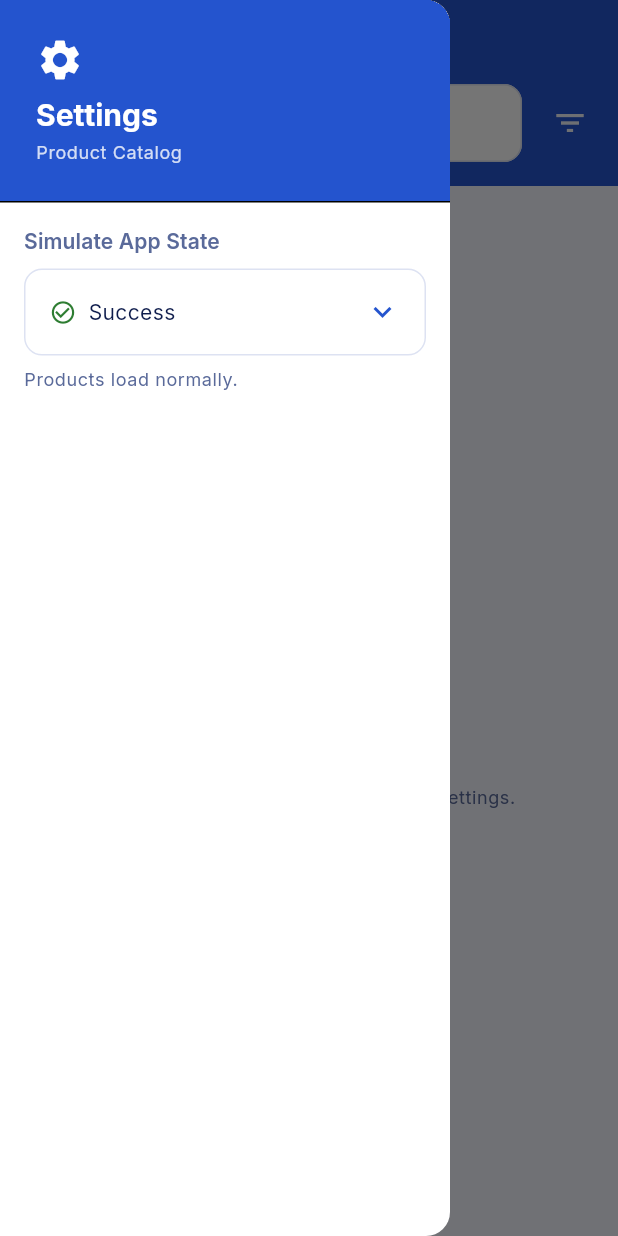
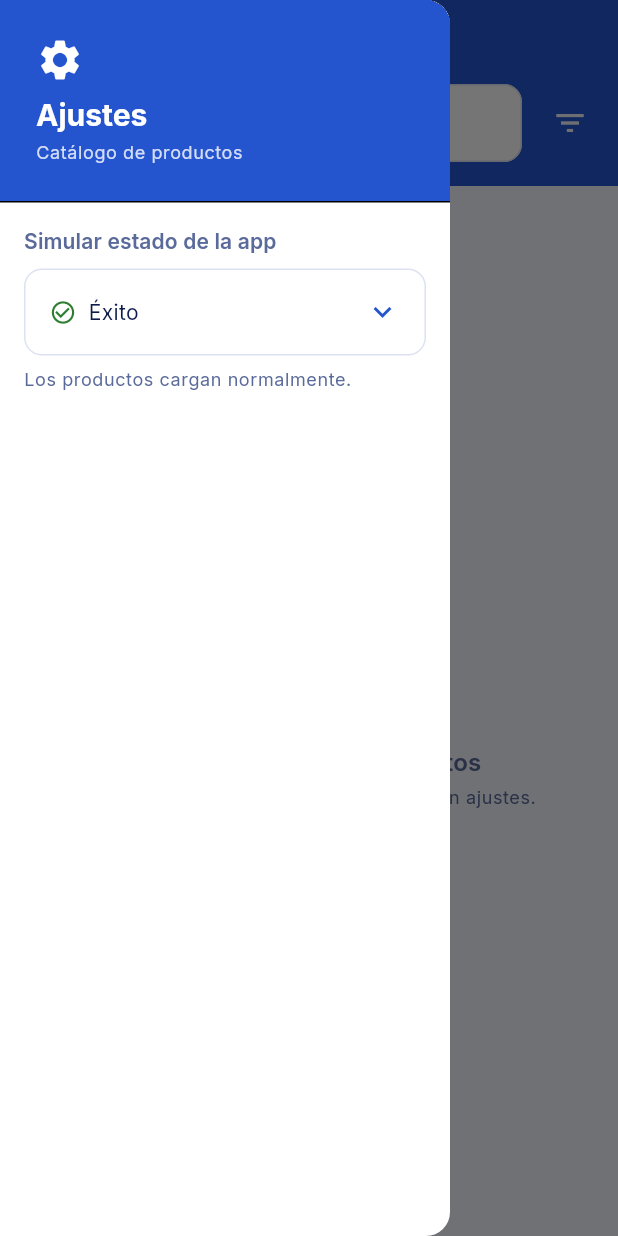
Before and after one commit to ahguerra93/product_catalog_test, a Flutter app: the _ProductListView screen opened directly, with the side drawer open, on a phone screen of 412 x 824 dp. Run offline on Flutter 3.47's test engine with Material 3 defaults, Android fonts, the phone set to English and light mode, and no system bars; our stand-ins replace flutter_bloc, freezed_annotation, get_it, go_router, google_fonts, hive and 5 more; missing offline and left inert: faker_dart; accounts and stored records are empty.

Commit message:
feat: Add Spanish localization support and update UI strings

```diff
--- a/lib/common/app_dimens.dart
+++ b/lib/common/app_dimens.dart
@@ -16,6 +16,7 @@ abstract final class AppDimens {
   // Card / layout
   static const double productCardHeight = 260.0;
   static const double productCardContentHeight = 130.0;
+  static const double productCardContentWidth = 200.0;
   static const double productImageHeight = 140.0;
   static const double productDetailBannerHeight = 320.0;
   static const double searchBarHeight = 52.0;
--- /dev/null
+++ b/lib/common/app_strings.dart
@@ -0,0 +1,90 @@
+/// Central class for all app text strings (in Spanish).
+/// Every user-visible string must come from here.
+class AppStrings {
+  const AppStrings._();
+
+  // ─── App ────────────────────────────────────────────────────────────────────
+  static const appName = 'Catálogo de productos';
+
+  // ─── Common ─────────────────────────────────────────────────────────────────
+  static const retry = 'Reintentar';
+  static const goBack = 'Volver';
+  static const back = 'Volver';
+  static const clearAll = 'Limpiar todo';
+  static const clearChip = 'Limpiar';
+  static const skuPrefix = 'SKU';
+
+  // ─── Product List ────────────────────────────────────────────────────────────
+  static const productListTitle = 'Catálogo de productos';
+  static const settingsTooltip = 'Ajustes';
+  static const searchHint = 'Buscar por nombre o SKU…';
+  static const filtersTooltip = 'Filtros';
+  static const noProductsFound = 'No se encontraron productos';
+  static const noProductsSubtitle = 'Intenta cambiar el modo de simulación en ajustes.';
+  static const inStockChip = 'En stock';
+
+  // ─── Filter Bottom Sheet ─────────────────────────────────────────────────────
+  static const filtersTitle = 'Filtros';
+  static const filtersCategory = 'Filtros';
+  static const orderByCategory = 'Ordenar por';
+  static const priceRangeCategory = 'Rango de precio';
+  static const availabilityCategory = 'Disponibilidad';
+  static const inStockOnly = 'Solo en stock';
+  static const sortTypeCategory = 'Tipo de orden';
+  static const orderCategory = 'Orden';
+  static const applyFilters = 'Aplicar filtros';
+
+  // ─── Product Card ────────────────────────────────────────────────────────────
+  static const outOfStock = 'Sin stock';
+  static String stockCount(int stock) => 'Stock: $stock';
+
+  // ─── Product Detail ──────────────────────────────────────────────────────────
+  static const backTooltip = 'Volver';
+  static const shareProductTooltip = 'Compartir producto';
+  static const productDetailTitle = 'Detalle del producto';
+  static const productNotFound = 'Producto no encontrado.';
+  static const stockLabel = 'Stock';
+  static String stockUnits(int stock) => '$stock unidades';
+  static const availableStatus = 'Disponible – listo para enviar';
+  static const unavailableStatus = 'Actualmente no disponible';
+  static const priceLabel = 'Precio';
+  static const currencyFormLabel = 'Moneda';
+  static const priceMustBePositive = 'El precio debe ser mayor a 0';
+  static const pleaseSelectCurrency = 'Por favor selecciona una moneda';
+  static const productUpdatedSuccess = 'Producto actualizado exitosamente';
+  static const updateProduct = 'Actualizar producto';
+
+  // ─── Settings Drawer ─────────────────────────────────────────────────────────
+  static const settings = 'Ajustes';
+  static const settingsSubtitle = 'Catálogo de productos';
+  static const simulateAppState = 'Simular estado de la app';
+  static const simulationSuccess = 'Éxito';
+  static const simulationEmpty = 'Vacío';
+  static const simulationError = 'Error';
+  static const simulationSuccessDesc = 'Los productos cargan normalmente.';
+  static const simulationEmptyDesc = 'Simula una lista de productos vacía.';
+  static const simulationErrorDesc = 'Simula un error de red o de datos.';
+
+  // ─── Startup ─────────────────────────────────────────────────────────────────
+  static const failedToInitialize = 'Error al inicializar la app';
+
+  // ─── Error View ──────────────────────────────────────────────────────────────
+  static const somethingWentWrong = 'Algo salió mal';
+
+  // ─── Share ───────────────────────────────────────────────────────────────────
+  static String shareProductText({
+    required String name,
+    required String price,
+    required String sku,
+  }) =>
+      'Nombre: $name\nPrecio: $price\nSKU: $sku';
+
+  // ─── Sort Type Labels ────────────────────────────────────────────────────────
+  static const sortByPrice = 'Precio';
+  static const sortByName = 'Nombre';
+  static const sortBySku = 'SKU';
+
+  // ─── Order By Labels ─────────────────────────────────────────────────────────
+  static const ascending = 'Ascendente';
+  static const descending = 'Descendente';
+}
--- a/lib/features/product_list/presentation/pages/product_list_page.dart
+++ b/lib/features/product_list/presentation/pages/product_list_page.dart
@@ -1,6 +1,7 @@
 import 'package:flutter/material.dart';
 import 'package:flutter_bloc/flutter_bloc.dart';
 import 'package:go_router/go_router.dart';
+import 'package:product_catalog_test/common/app_strings.dart';
 import 'package:product_catalog_test/features/product_list/presentation/widgets/filter_bottom_sheet.dart';
 import 'package:product_catalog_test/shared/data/datasources/product_datasource.dart';
 import 'package:product_catalog_test/shared/domain/entities/product_entity.dart';
@@ -79,11 +80,11 @@ class _ProductListViewState extends State<_ProductListView> {
   Widget build(BuildContext context) {
     return Scaffold(
       appBar: AppBar(
-        title: const Text('Product Catalog'),
+        title: Text(AppStrings.productListTitle),
         leading: Builder(
           builder: (ctx) => IconButton(
             icon: const Icon(Icons.menu),
-            tooltip: 'Settings',
+            tooltip: AppStrings.settingsTooltip,
             onPressed: () => Scaffold.of(ctx).openDrawer(),
           ),
         ),
@@ -180,7 +181,7 @@ class _SearchBar extends StatelessWidget {
               controller: controller,
               onChanged: (query) => context.read<ProductListBloc>().add(SearchProductsEvent(query: query)),
               decoration: InputDecoration(
-                hintText: 'Search by name or SKU…',
+                hintText: AppStrings.searchHint,
                 hintStyle: Theme.of(context).textTheme.bodyMedium!.copyWith(color: context.colors.textSecondary),
                 prefixIcon: Icon(Icons.search, color: context.colors.textSecondary),
                 suffixIcon: ValueListenableBuilder<TextEditingValue>(
@@ -207,7 +208,7 @@ class _SearchBar extends StatelessWidget {
                   Icons.filter_list,
                   color: hasActiveFilters ? context.colors.background : context.colors.surfaceSoft,
                 ),
-                tooltip: 'Filters',
+                tooltip: AppStrings.filtersTooltip,
                 onPressed: () async {
                   final filter = await FilterBottomSheet.show(context, initialFilter: currentFilter);
                   if (filter != null) {
@@ -259,8 +260,8 @@ class _GridView extends StatelessWidget {
       child: GridView.builder(
         controller: scrollController,
         padding: const EdgeInsets.all(AppDimens.spacingMd),
-        gridDelegate: const SliverGridDelegateWithFixedCrossAxisCount(
-          crossAxisCount: 2,
+        gridDelegate: const SliverGridDelegateWithMaxCrossAxisExtent(
+          maxCrossAxisExtent: AppDimens.productCardContentWidth,
           crossAxisSpacing: AppDimens.spacingMd,
           mainAxisSpacing: AppDimens.spacingMd,
           childAspectRatio: 0.68,
@@ -309,12 +310,12 @@ class _EmptyView extends StatelessWidget {
           Icon(Icons.inbox_outlined, size: 72, color: context.colors.textSecondary),
           const SizedBox(height: AppDimens.spacingMd),
           Text(
-            'No products found',
+            AppStrings.noProductsFound,
             style: Theme.of(context).textTheme.titleMedium!.copyWith(color: context.colors.textSecondary),
           ),
           const SizedBox(height: AppDimens.spacingXs),
           Text(
-            'Try changing the simulation mode in settings.',
+            AppStrings.noProductsSubtitle,
             style: Theme.of(context).textTheme.bodySmall!.copyWith(color: context.colors.textSecondary),
           ),
         ],
@@ -363,7 +364,7 @@ class _ActiveFiltersChips extends StatelessWidget {
               ),
             // In Stock chip
             if (filter!.inStockOnly)
-              FilterOptionChip(label: 'In Stock', isSelected: true, onTap: () {}, showCheckmark: false),
+              FilterOptionChip(label: AppStrings.inStockChip, isSelected: true, onTap: () {}, showCheckmark: false),
             // Sorting chip
             if (filter!.sorting != null)
               FilterOptionChip(
--- a/lib/features/product_list/presentation/widgets/filter_chips.dart
+++ b/lib/features/product_list/presentation/widgets/filter_chips.dart
@@ -1,5 +1,6 @@
 import 'package:flutter/material.dart';
 import '../../../../app_colors.dart';
+import '../../../../common/app_strings.dart';
 import '../../../../common/app_dimens.dart';
 
 /// Reusable filter chip for displaying filter options
@@ -50,7 +51,7 @@ class ClearFilterChip extends StatelessWidget {
         spacing: AppDimens.spacingXs,
         children: [
           Icon(Icons.close, size: 16, color: context.colors.error),
-          Text('Clear', style: TextStyle(color: context.colors.error)),
+          Text(AppStrings.clearChip, style: TextStyle(color: context.colors.error)),
         ],
       ),
       onSelected: (_) => onTap(),
--- a/lib/features/product_list/presentation/widgets/product_card.dart
+++ b/lib/features/product_list/presentation/widgets/product_card.dart
@@ -1,4 +1,5 @@
 import 'package:flutter/material.dart';
+import 'package:product_catalog_test/common/app_strings.dart';
 import 'package:product_catalog_test/shared/presentation/widgets/ripple_effect_widget.dart';
 import 'package:product_catalog_test/shared/utils/share_handler.dart';
 
@@ -49,7 +50,7 @@ class ProductCard extends StatelessWidget {
                           ),
 
                           Text(
-                            'SKU: ${product.sku}',
+                            '${AppStrings.skuPrefix}: ${product.sku}',
                             style: Theme.of(context).textTheme.bodySmall!.copyWith(color: context.colors.textSecondary),
                             maxLines: 1,
                             overflow: TextOverflow.ellipsis,
@@ -138,7 +139,7 @@ class _StockBadge extends StatelessWidget {
         borderRadius: BorderRadius.circular(AppDimens.radiusSm),
       ),
       child: Text(
-        inStock ? 'Stock: $stock' : 'Out of stock',
+        inStock ? AppStrings.stockCount(stock) : AppStrings.outOfStock,
         style: Theme.of(context).textTheme.labelSmall!.copyWith(color: statusColor),
       ),
     );
--- a/lib/features/settings/presentation/widgets/settings_drawer.dart
+++ b/lib/features/settings/presentation/widgets/settings_drawer.dart
@@ -1,6 +1,7 @@
 import 'package:flutter/material.dart';
 import 'package:flutter_bloc/flutter_bloc.dart';
 import '../../../../app_colors.dart';
+import '../../../../common/app_strings.dart';
 import '../../../../common/app_dimens.dart';
 import '../../../../shared/domain/enums/simulation_mode.dart';
 import '../cubits/settings_cubit.dart';
@@ -41,12 +42,12 @@ class _DrawerHeader extends StatelessWidget {
           Icon(Icons.settings, color: context.colors.textOnPrimary, size: 32),
           const SizedBox(height: AppDimens.spacingSm),
           Text(
-            'Settings',
+            AppStrings.settings,
             style: Theme.of(context).textTheme.headlineMedium!.copyWith(color: context.colors.textOnPrimary),
           ),
           const SizedBox(height: AppDimens.spacingXs),
           Text(
-            'Product Catalog',
+            AppStrings.settingsSubtitle,
             style: Theme.of(
               context,
             ).textTheme.bodySmall!.copyWith(color: context.colors.textOnPrimary.withValues(alpha: 0.8)),
@@ -68,7 +69,7 @@ class _SimulationModeTile extends StatelessWidget {
             crossAxisAlignment: CrossAxisAlignment.start,
             children: [
               Text(
-                'Simulate App State',
+                AppStrings.simulateAppState,
                 style: Theme.of(context).textTheme.labelLarge!.copyWith(color: context.colors.textSecondary),
               ),
               const SizedBox(height: AppDimens.spacingSm),
@@ -135,17 +136,17 @@ class _SimulationModeTile extends StatelessWidget {
 
   String _labelForMode(SimulationMode mode) {
     return switch (mode) {
-      SimulationMode.success => 'Success',
-      SimulationMode.empty => 'Empty',
-      SimulationMode.error => 'Error',
+      SimulationMode.success => AppStrings.simulationSuccess,
+      SimulationMode.empty => AppStrings.simulationEmpty,
+      SimulationMode.error => AppStrings.simulationError,
     };
   }
 
   String _descriptionForMode(SimulationMode mode) {
     return switch (mode) {
-      SimulationMode.success => 'Products load normally.',
-      SimulationMode.empty => 'Simulates an empty product list.',
-      SimulationMode.error => 'Simulates a network/data error.',
+      SimulationMode.success => AppStrings.simulationSuccessDesc,
+      SimulationMode.empty => AppStrings.simulationEmptyDesc,
+      SimulationMode.error => AppStrings.simulationErrorDesc,
     };
   }
 }
--- a/lib/features/startup/data/datasources/local_faker_product_datasource.dart
+++ b/lib/features/startup/data/datasources/local_faker_product_datasource.dart
@@ -6,6 +6,7 @@ class LocalFakerProductDataSource implements LocalProductDataSource {
   @override
   Future<List<ProductEntity>> loadProducts() async {
     final faker = Faker.instance;
+    faker.setLocale(FakerLocaleType.es_MX);
     return [
       for (int i = 0; i < 20; i++)
         ProductEntity(
--- a/lib/shared/domain/enums/order_by.dart
+++ b/lib/shared/domain/enums/order_by.dart
@@ -1,6 +1,8 @@
+import 'package:product_catalog_test/common/app_strings.dart';
+
 enum OrderBy {
-  asc('Ascending'),
-  desc('Descending');
+  asc(AppStrings.ascending),
+  desc(AppStrings.descending);
 
   final String label;
 
--- a/lib/shared/presentation/widgets/error_view.dart
+++ b/lib/shared/presentation/widgets/error_view.dart
@@ -1,5 +1,6 @@
 import 'package:flutter/material.dart';
 import 'package:product_catalog_test/app_colors.dart';
+import 'package:product_catalog_test/common/app_strings.dart';
 import 'package:product_catalog_test/common/app_dimens.dart';
 
 class ErrorView extends StatelessWidget {
@@ -18,7 +19,7 @@ class ErrorView extends StatelessWidget {
           children: [
             Icon(Icons.error_outline, size: 72, color: context.colors.error),
             const SizedBox(height: AppDimens.spacingMd),
-            Text('Something went wrong', style: Theme.of(context).textTheme.titleMedium),
+            Text(AppStrings.somethingWentWrong, style: Theme.of(context).textTheme.titleMedium),
             const SizedBox(height: AppDimens.spacingXs),
             Text(
               message,
@@ -27,7 +28,7 @@ class ErrorView extends StatelessWidget {
             ),
             if (onRetry != null) ...{
               const SizedBox(height: AppDimens.spacingLg),
-              ElevatedButton.icon(onPressed: onRetry, icon: const Icon(Icons.refresh), label: const Text('Retry')),
+              ElevatedButton.icon(onPressed: onRetry, icon: const Icon(Icons.refresh), label: Text(AppStrings.retry)),
             },
           ],
         ),
--- a/lib/shared/utils/share_handler.dart
+++ b/lib/shared/utils/share_handler.dart
@@ -1,8 +1,9 @@
+import 'package:product_catalog_test/common/app_strings.dart';
 import 'package:share_plus/share_plus.dart';
 
 class ShareHandler {
   static Future<void> shareProduct({required String name, required String price, required String sku}) async {
-    final shareText = 'Name: $name\nPrice: $price\nSKU: $sku';
+    final shareText = AppStrings.shareProductText(name: name, price: price, sku: sku);
     await SharePlus.instance.share(ShareParams(text: shareText));
   }
 }
```
Also changed, not shown: lib/features/product_detail/presentation/pages/product_detail_page.dart (+23 -16 lines), lib/features/product_list/presentation/widgets/filter_bottom_sheet.dart (+14 -10 lines), lib/features/startup/presentation/pages/startup_page.dart (+4 -3 lines), lib/shared/domain/enums/sort_type.dart (+5 -3 lines), 4 other files.
